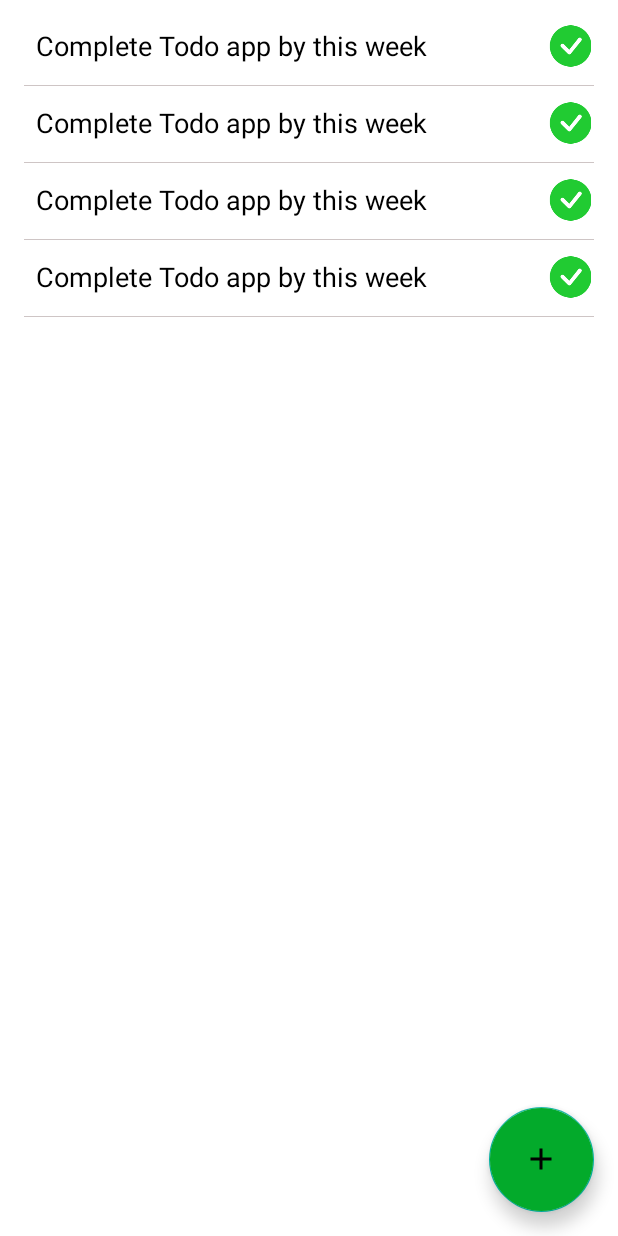
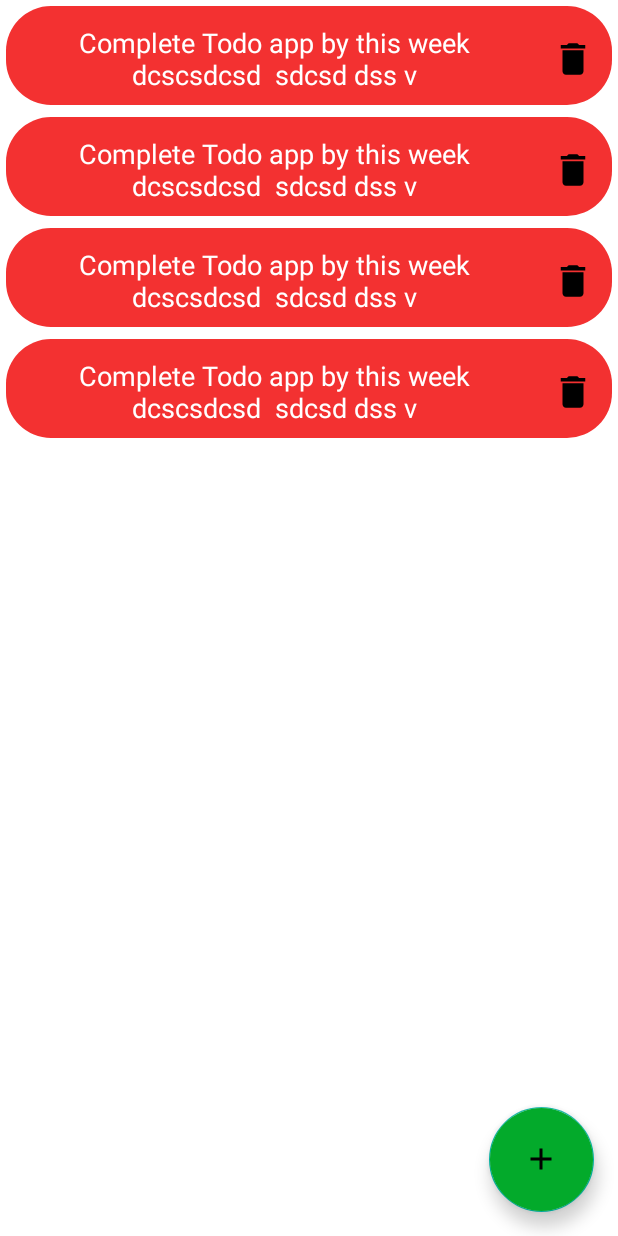
Before and after one commit to Chandra-Sekhar-Bala/MVVM-ToDo, an Android app: the layout fragment_show_todo.xml on its own in the app's theme, with its tools: preview values and no code run, on a phone screen of 412 x 824 dp. Run offline under Robolectric (Android 15) with nearby library versions, the phone set to English and light mode, and no system bars; Roboto replaces fonts that are not available here.

Commit message:
Latest changes

```diff
--- a/app/build.gradle
+++ b/app/build.gradle
@@ -79,4 +79,7 @@ dependencies {
     implementation "org.jetbrains.kotlinx:kotlinx-coroutines-core:1.5.2"
     implementation "org.jetbrains.kotlinx:kotlinx-coroutines-android:1.6.1"
 
+    // SwipeRefreshLayout
+    implementation "androidx.swiperefreshlayout:swiperefreshlayout:1.1.0"
+
 }
--- a/app/src/main/AndroidManifest.xml
+++ b/app/src/main/AndroidManifest.xml
@@ -3,6 +3,7 @@
     xmlns:tools="http://schemas.android.com/tools"
     package="com.sekhar.todo.app">
     <uses-permission android:name="android.permission.INTERNET"/>
+    <uses-permission android:name="android.permission.WRITE_EXTERNAL_STORAGE"/>
 
     <application
         android:allowBackup="true"
--- a/app/src/main/res/drawable/delete_icon.xml
+++ b/app/src/main/res/drawable/delete_icon.xml
@@ -1,4 +1,4 @@
-<vector android:height="24dp" android:tint="#FF1500"
+<vector android:height="24dp" android:tint="#000000"
     android:viewportHeight="24" android:viewportWidth="24"
     android:width="24dp" xmlns:android="http://schemas.android.com/apk/res/android">
     <path android:fillColor="@android:color/white" android:pathData="M6,19c0,1.1 0.9,2 2,2h8c1.1,0 2,-0.9 2,-2V7H6v12zM19,4h-3.5l-1,-1h-5l-1,1H5v2h14V4z"/>
--- a/app/src/main/res/drawable/plus.xml
+++ b/app/src/main/res/drawable/plus.xml
@@ -1,4 +1,4 @@
-<vector android:height="24dp" android:tint="#000DFF"
+<vector android:height="24dp" android:tint="#FFFFFF"
     android:viewportHeight="24" android:viewportWidth="24"
     android:width="24dp" xmlns:android="http://schemas.android.com/apk/res/android">
     <path android:fillColor="@android:color/white" android:pathData="M19,13h-6v6h-2v-6H5v-2h6V5h2v6h6v2z"/>
--- /dev/null
+++ b/app/src/main/res/drawable/todo_bg.xml
@@ -0,0 +1,5 @@
+<?xml version="1.0" encoding="utf-8"?>
+<shape xmlns:android="http://schemas.android.com/apk/res/android">
+    <corners android:radius="30dp"/>
+    <solid android:color="@color/bg1"/>
+</shape>
--- a/app/src/main/res/layout/fragment_show_todo.xml
+++ b/app/src/main/res/layout/fragment_show_todo.xml
@@ -11,8 +11,7 @@
             android:layout_width="match_parent"
             android:layout_height="0dp"
             android:clipToPadding="true"
-            android:padding="6dp"
-            app:layoutManager="androidx.recyclerview.widget.LinearLayoutManager"
+            app:layoutManager="androidx.recyclerview.widget.StaggeredGridLayoutManager"
             app:layout_constraintBottom_toBottomOf="parent"
             app:layout_constraintEnd_toEndOf="parent"
             app:layout_constraintStart_toStartOf="parent"
--- a/app/src/main/res/layout/list_item_todo.xml
+++ b/app/src/main/res/layout/list_item_todo.xml
@@ -1,9 +1,12 @@
 <?xml version="1.0" encoding="utf-8"?>
 <androidx.constraintlayout.widget.ConstraintLayout xmlns:android="http://schemas.android.com/apk/res/android"
+    android:id="@+id/rootView"
     xmlns:tools="http://schemas.android.com/tools"
     android:layout_width="match_parent"
     android:layout_height="wrap_content"
     xmlns:app="http://schemas.android.com/apk/res-auto"
+    android:background="@drawable/todo_bg"
+    android:layout_margin="4dp"
     >
 
     <TextView
@@ -11,14 +14,16 @@
         android:layout_width="0dp"
         android:layout_height="wrap_content"
         android:layout_marginVertical="4dp"
+        android:layout_marginTop="4dp"
         android:fontFamily="sans-serif"
         android:padding="8dp"
-        android:layout_marginStart="10dp"
+        android:textColor="@color/white"
+        android:textAlignment="center"
         android:textSize="18sp"
         app:layout_constraintEnd_toStartOf="@+id/todo_done"
         app:layout_constraintStart_toStartOf="parent"
         app:layout_constraintTop_toTopOf="parent"
-        tools:text="Complete Todo app by this week" />
+        tools:text="Complete Todo app by this week dcscsdcsd  sdcsd dss v" />
 
     <ImageView
         android:id="@+id/todo_done"
@@ -26,19 +31,9 @@
         android:layout_height="40dp"
         android:layout_margin="6dp"
         android:padding="6dp"
-        android:src="@drawable/done_todo"
+        android:src="@drawable/delete_icon"
         app:layout_constraintBottom_toBottomOf="@+id/todo_title"
         app:layout_constraintEnd_toEndOf="parent"
         app:layout_constraintTop_toTopOf="@+id/todo_title" />
 
-    <View
-        android:layout_width="match_parent"
-        android:layout_height="0.1dp"
-        android:layout_marginHorizontal="10dp"
-        android:background="@color/grey"
-        android:layout_marginTop="6dp"
-        app:layout_constraintBottom_toBottomOf="parent"
-        app:layout_constraintEnd_toEndOf="parent"
-        app:layout_constraintStart_toStartOf="parent"
-        app:layout_constraintTop_toBottomOf="@+id/todo_title" />
 </androidx.constraintlayout.widget.ConstraintLayout>
--- a/app/src/main/res/values/themes.xml
+++ b/app/src/main/res/values/themes.xml
@@ -1,4 +1,4 @@
-<resources xmlns:tools="http://schemas.android.com/tools">
+<resources>
     <!-- Base application theme. -->
     <style name="Theme.ToDo" parent="Theme.MaterialComponents.DayNight.DarkActionBar">
         <!-- Primary brand color. -->
@@ -14,4 +14,5 @@
         <!-- Customize your theme here. -->
         <item name="android:textColor">@color/black</item>
     </style>
+
 </resources>
```
Also changed, not shown: app/src/main/java/com/sekhar/todo/app/MainActivity.kt (+27 -0 lines), app/src/main/java/com/sekhar/todo/app/ShowMotivation/MotivationActivity.kt (+9 -0 lines), app/src/main/java/com/sekhar/todo/app/ShowMotivation/MotivationViewModel.kt (+7 -1 lines), app/src/main/java/com/sekhar/todo/app/showTodo/ShowTodo.kt (+6 -1 lines), app/src/main/java/com/sekhar/todo/app/showTodo/TodoViewModel.kt (+21 -13 lines), app/src/main/java/com/sekhar/todo/app/showTodo/adapter/TodoAdapter.kt (+7 -1 lines), app/src/main/res/layout/activity_motivation.xml (+7 -2 lines), app/src/main/res/values/array.xml (added, +11 -0 lines), app/src/main/res/values/colors.xml (+7 -0 lines).
